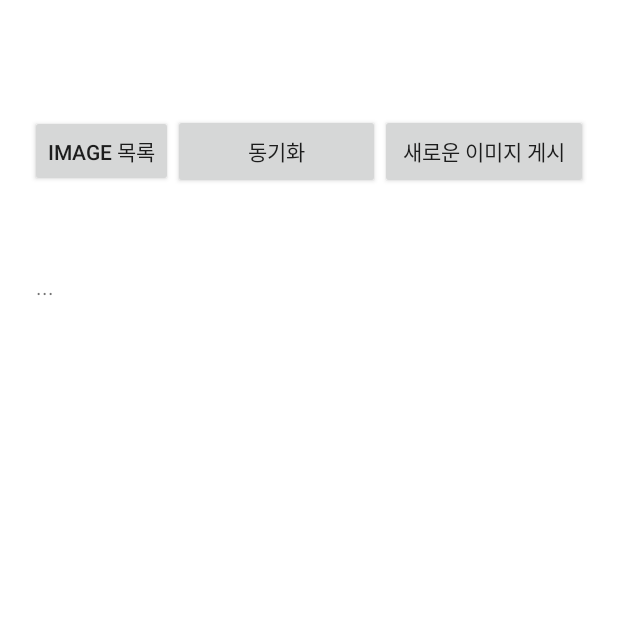
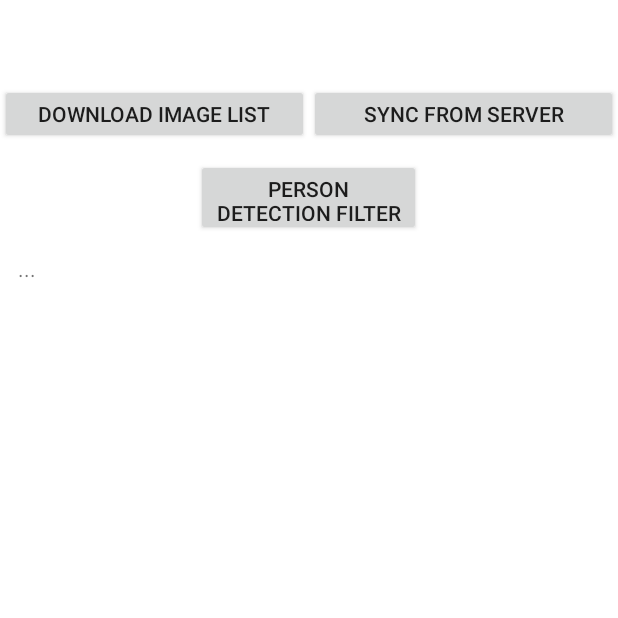
Before and after one commit to mountainchwe/MobileWebFinalProj, an Android app: the screen it shows after launch (MainActivity), on a phone screen of 412 x 824 dp, the top half of it. Run offline under Robolectric (Android 15) with nearby library versions, the phone set to English and light mode, and no system bars.

Commit message:
3rd update

```diff
--- a/PhotoViewer/app/src/main/res/layout/activity_main.xml
+++ b/PhotoViewer/app/src/main/res/layout/activity_main.xml
@@ -9,42 +9,44 @@
     android:paddingTop="?attr/actionBarSize"
     tools:context=".MainActivity">
 
+
     <LinearLayout
         android:layout_width="match_parent"
         android:layout_height="101dp"
-        android:orientation="horizontal"
-        android:padding="20dp">
+        android:orientation="vertical"
+        android:padding="0dp">
+
+        <LinearLayout
+            android:layout_width="match_parent"
+            android:layout_height="50dp"
+            android:orientation="horizontal">
 
             <Button
-            android:id="@+id/buttonRetrieveImage"
-            android:layout_width="wrap_content"
-            android:layout_height="wrap_content"
-            android:onClick="onClickRetrieveList"
-            android:text="Image 목록" />
+                android:id="@+id/download_list"
+                android:layout_width="0dp"
+                android:layout_height="40dp"
+                android:layout_weight="1"
+                android:onClick="onClickImageListDownload"
+                android:text="Download Image List" />
 
             <Button
                 android:id="@+id/btn_load"
                 android:layout_width="0dp"
-            android:layout_height="50dp"
+                android:layout_height="40dp"
                 android:layout_weight="1"
                 android:onClick="onClickDownload"
-            android:text="동기화" />
+                android:text="Sync from Server" />
+        </LinearLayout>
 
         <Button
-            android:id="@+id/btn_save"
-            android:layout_width="0dp"
-            android:layout_height="50dp"
+            android:id="@+id/personFilter"
+            android:layout_width="150dp"
+            android:layout_height="40dp"
             android:layout_weight="1"
-            android:onClick="onClickUpload"
-            android:text="새로운 이미지 게시" />
+            android:layout_gravity="center"
+            android:onClick="onFilterPerson"
+            android:text="Person Detection Filter" />
     </LinearLayout>
-
-    <!-- Scrollable TextView -->
-    <ScrollView
-        android:layout_width="match_parent"
-        android:layout_height="wrap_content"
-        android:layout_margin="12dp"
-        android:fillViewport="true">
 
     <TextView
             android:id="@+id/textView"
@@ -52,7 +54,6 @@
             android:layout_height="wrap_content"
             android:padding="12dp"
             android:text="..." />
-    </ScrollView>
 
     <androidx.recyclerview.widget.RecyclerView
         android:id="@+id/recyclerView"
```
Also changed, not shown: PhotoViewer/app/src/main/java/com/example/photoviewer/MainActivity.java (+171 -150 lines), 1 other file. Lines whose indentation alone changed are shown as unchanged.
